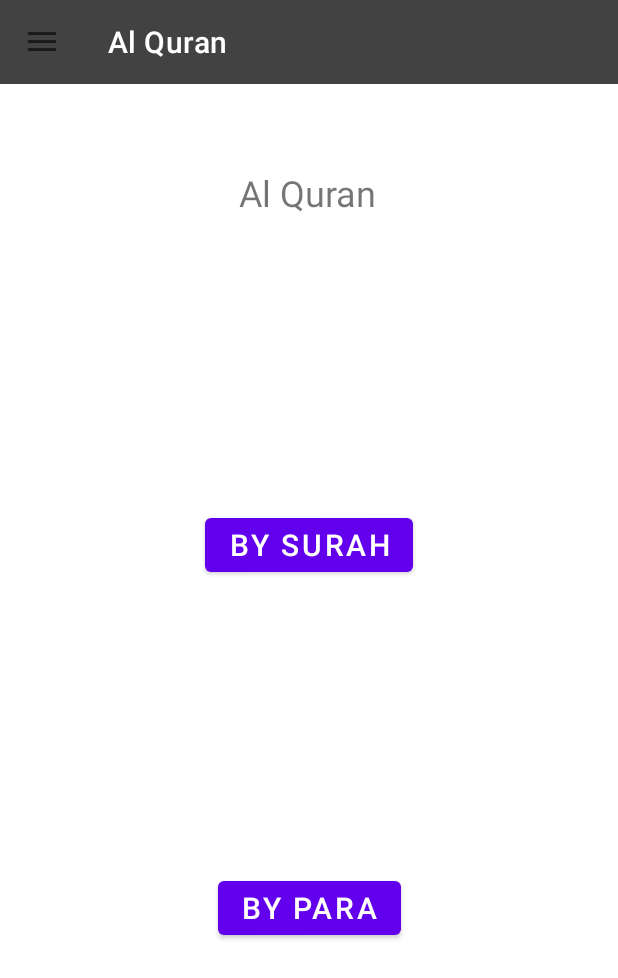
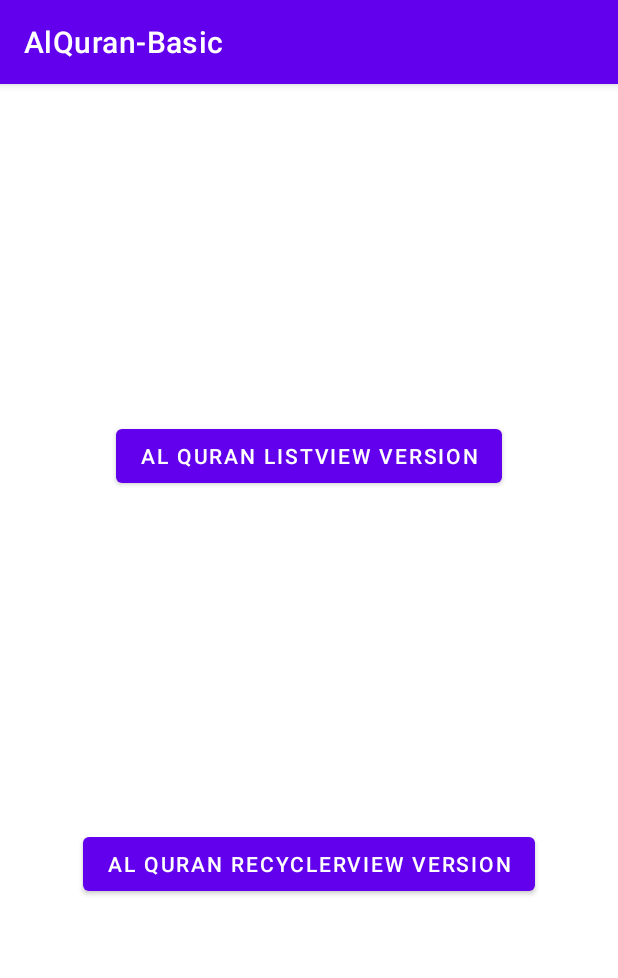
Before and after one commit to BSEF19M517/Al-Quran-App, an Android app: the screen it shows after launch (MainActivity before the commit, Home after it), on a phone screen of 412 x 824 dp. Shown: the top 978 px of the screen. Run offline under Robolectric (Android 15) with nearby library versions, the phone set to English and light mode, and no system bars.

Commit message:
surah list RV

```diff
--- a/AlQuran-Basic/app/build.gradle
+++ b/AlQuran-Basic/app/build.gradle
@@ -39,6 +39,7 @@ dependencies {
     implementation 'androidx.lifecycle:lifecycle-viewmodel-ktx:2.5.1'
     implementation 'androidx.navigation:navigation-fragment:2.5.1'
     implementation 'androidx.navigation:navigation-ui:2.5.1'
+    implementation 'androidx.recyclerview:recyclerview:1.2.1'
     testImplementation 'junit:junit:4.13.2'
     androidTestImplementation 'androidx.test.ext:junit:1.1.3'
     androidTestImplementation 'androidx.test.espresso:espresso-core:3.4.0'
--- /dev/null
+++ b/AlQuran-Basic/app/src/main/java/com/example/alquran_basic/Home.java
@@ -0,0 +1,37 @@
+package com.example.alquran_basic;
+
+import androidx.appcompat.app.AppCompatActivity;
+
+import android.content.Intent;
+import android.os.Bundle;
+import android.view.View;
+import android.widget.Button;
+
+public class Home extends AppCompatActivity {
+
+    Button lv,rv;
+    @Override
+    protected void onCreate(Bundle savedInstanceState) {
+        super.onCreate(savedInstanceState);
+        setContentView(R.layout.activity_home);
+
+        lv = findViewById(R.id.btn_listview);
+        rv = findViewById(R.id.btn_recylerview);
+
+        lv.setOnClickListener(new View.OnClickListener() {
+            @Override
+            public void onClick(View view) {
+                Intent intent = new Intent(Home.this,MainActivity.class);
+                startActivity(intent);
+            }
+        });
+
+        rv.setOnClickListener(new View.OnClickListener() {
+            @Override
+            public void onClick(View view) {
+                Intent intent = new Intent(Home.this, MainActivityRV.class);
+                startActivity(intent);
+            }
+        });
+    }
+}
--- /dev/null
+++ b/AlQuran-Basic/app/src/main/res/layout/activity_home.xml
@@ -0,0 +1,30 @@
+<?xml version="1.0" encoding="utf-8"?>
+<androidx.constraintlayout.widget.ConstraintLayout xmlns:android="http://schemas.android.com/apk/res/android"
+    xmlns:app="http://schemas.android.com/apk/res-auto"
+    xmlns:tools="http://schemas.android.com/tools"
+    android:layout_width="match_parent"
+    android:layout_height="match_parent"
+    tools:context=".Home">
+
+    <Button
+        android:id="@+id/btn_listview"
+        android:layout_width="wrap_content"
+        android:layout_height="wrap_content"
+        android:text="Al Quran ListView Version"
+        app:layout_constraintBottom_toTopOf="@+id/btn_recylerview"
+        app:layout_constraintEnd_toEndOf="parent"
+        app:layout_constraintHorizontal_bias="0.5"
+        app:layout_constraintStart_toStartOf="parent"
+        app:layout_constraintTop_toTopOf="parent" />
+
+    <Button
+        android:id="@+id/btn_recylerview"
+        android:layout_width="wrap_content"
+        android:layout_height="wrap_content"
+        android:text="Al Quran RecyclerView Version"
+        app:layout_constraintBottom_toBottomOf="parent"
+        app:layout_constraintEnd_toEndOf="parent"
+        app:layout_constraintHorizontal_bias="0.5"
+        app:layout_constraintStart_toStartOf="parent"
+        app:layout_constraintTop_toBottomOf="@+id/btn_listview" />
+</androidx.constraintlayout.widget.ConstraintLayout>
--- a/AlQuran-Basic/app/src/main/res/layout/surah_list_item.xml
+++ b/AlQuran-Basic/app/src/main/res/layout/surah_list_item.xml
@@ -3,7 +3,7 @@
     xmlns:app="http://schemas.android.com/apk/res-auto"
     xmlns:tools="http://schemas.android.com/tools"
     android:layout_width="match_parent"
-    android:layout_height="match_parent">
+    android:layout_height="wrap_content">
 
     <TextView
         android:id="@+id/surah_list_number"
```
Also changed, not shown: AlQuran-Basic/app/src/main/AndroidManifest.xml (+24 -4 lines), AlQuran-Basic/app/src/main/java/com/example/alquran_basic/MainActivity.java (+0 -8 lines), AlQuran-Basic/app/src/main/java/com/example/alquran_basic/MainActivityRV.java (added, +36 -0 lines), AlQuran-Basic/app/src/main/java/com/example/alquran_basic/ParaListActivityRV.java (added, +14 -0 lines), AlQuran-Basic/app/src/main/java/com/example/alquran_basic/SurahInfoAdapterRV.java (added, +53 -0 lines), AlQuran-Basic/app/src/main/java/com/example/alquran_basic/SurahListActivityRV.java (added, +28 -0 lines), AlQuran-Basic/app/src/main/res/layout/activity_main_rv.xml (added, +73 -0 lines), AlQuran-Basic/app/src/main/res/layout/activity_para_list_rv.xml (added, +19 -0 lines), AlQuran-Basic/app/src/main/res/layout/activity_surah_list_rv.xml (added, +17 -0 lines).
